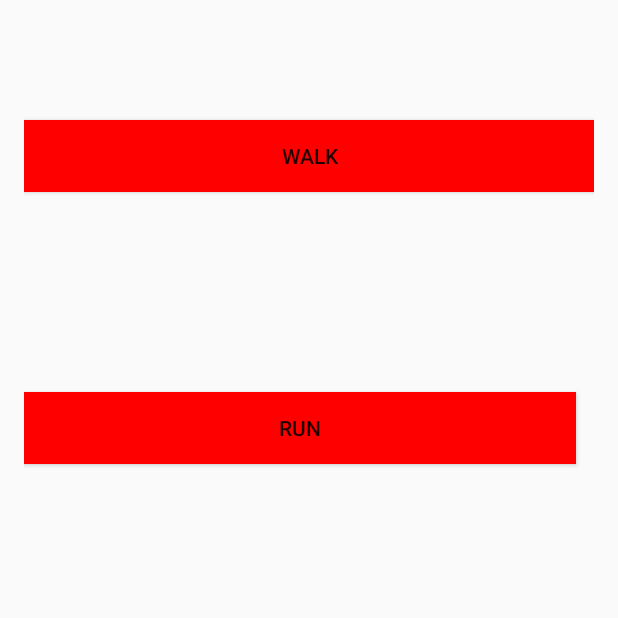
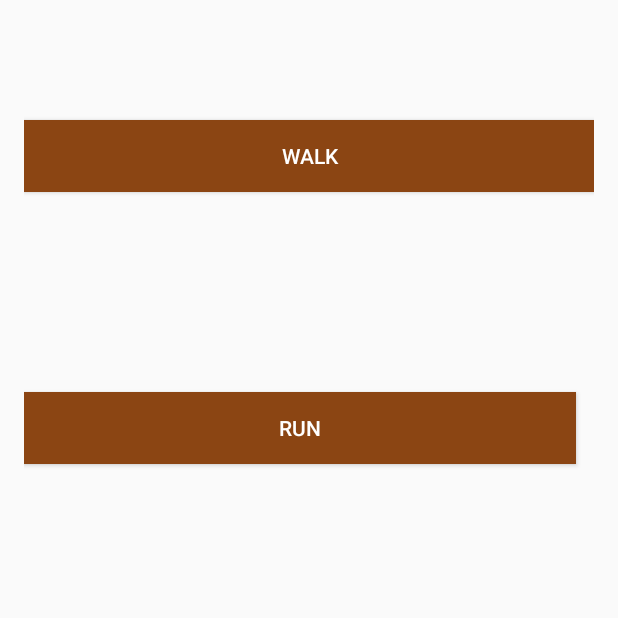
Before and after one commit to bkommineni/Activity-Recognition-Using-Sensordata, an Android app: the screen it shows after launch (MainActivity), on a phone screen of 412 x 824 dp, the top half of it. Run offline under Robolectric (Android 15) with nearby library versions, the phone set to English and light mode, and no system bars; our stand-ins replace Volley; libraries missing offline, so code that uses them is left out: com.ubhave.datahandler, com.ubhave.sensormanager; 6 statements that could not run were skipped.

Commit message:
button color changes,server capacity to accept larger data is increased

```diff
--- a/DemoDataManager/app/src/main/res/layout/activity_main.xml
+++ b/DemoDataManager/app/src/main/res/layout/activity_main.xml
@@ -13,10 +13,11 @@
         android:layout_width="fill_parent"
         android:layout_height="wrap_content"
         android:text="@string/walk"
+        android:textColor="#ffffff"
         android:onClick="onWalkClick"
         android:layout_alignParentTop="true"
         android:layout_alignParentStart="true"
-        android:background="#ff0000"
+        android:background="#8b4513"
         android:layout_marginTop="64dp" />
 
     <Button
@@ -24,10 +25,11 @@
         android:layout_width="fill_parent"
         android:layout_height="wrap_content"
         android:text="@string/run"
+        android:textColor="#ffffff"
         android:onClick="onRunClick"
         android:layout_marginTop="133dp"
         android:layout_below="@+id/Walk"
         android:layout_alignParentEnd="true"
-        android:background="#ff0000"
+        android:background="#8b4513"
         android:layout_marginEnd="12dp" />
 </RelativeLayout>
```
Also changed, not shown: DemoDataManager/app/src/main/java/com/emotionsense/demo/data/MainActivity.java (+5 -6 lines), 2 other files.
